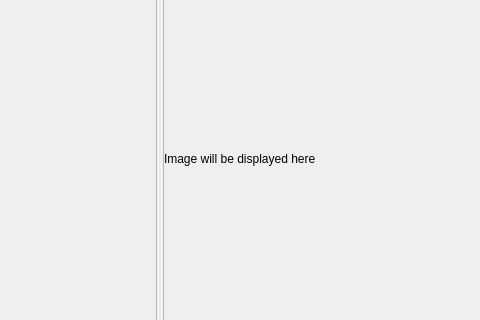
Qt form slide_analysis/UI/view/main_layout.ui (Vozf/full-slide-image-analysis) before a commit; both pictures show x 112 to 592 and y 230 to 550 of the 800 by 800 pixel window.
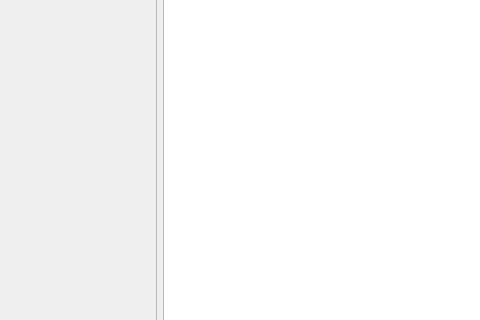
The same form after that commit.

Commit message: migrate to QGraphicsView

```diff
--- a/slide_analysis/UI/view/main_layout.ui
+++ b/slide_analysis/UI/view/main_layout.ui
@@ -39,54 +39,7 @@
      </widget>
     </item>
     <item row="0" column="1">
-     <widget class="QScrollArea" name="scrollArea">
-      <property name="sizeAdjustPolicy">
-       <enum>QAbstractScrollArea::AdjustToContents</enum>
-      </property>
-      <property name="widgetResizable">
-       <bool>true</bool>
-      </property>
-      <widget class="QWidget" name="scrollAreaWidgetContents">
-       <property name="geometry">
-        <rect>
-         <x>0</x>
-         <y>0</y>
-         <width>514</width>
-         <height>736</height>
-        </rect>
-       </property>
-       <layout class="QVBoxLayout" name="verticalLayout">
-        <property name="spacing">
-         <number>0</number>
-        </property>
-        <property name="leftMargin">
-         <number>0</number>
-        </property>
-        <property name="topMargin">
-         <number>0</number>
-        </property>
-        <property name="rightMargin">
-         <number>0</number>
-        </property>
-        <property name="bottomMargin">
-         <number>0</number>
-        </property>
-        <item>
-         <widget class="QLabel" name="imageLabel">
-          <property name="text">
-           <string>Image will be displayed here</string>
-          </property>
-          <property name="margin">
-           <number>-1</number>
-          </property>
-          <property name="indent">
-           <number>-10</number>
-          </property>
-         </widget>
-        </item>
-       </layout>
-      </widget>
-     </widget>
+     <widget class="QGraphicsView" name="fullSlideImageGraphicsView"/>
     </item>
    </layout>
   </widget>
```
The commit also changes 2 other files.
